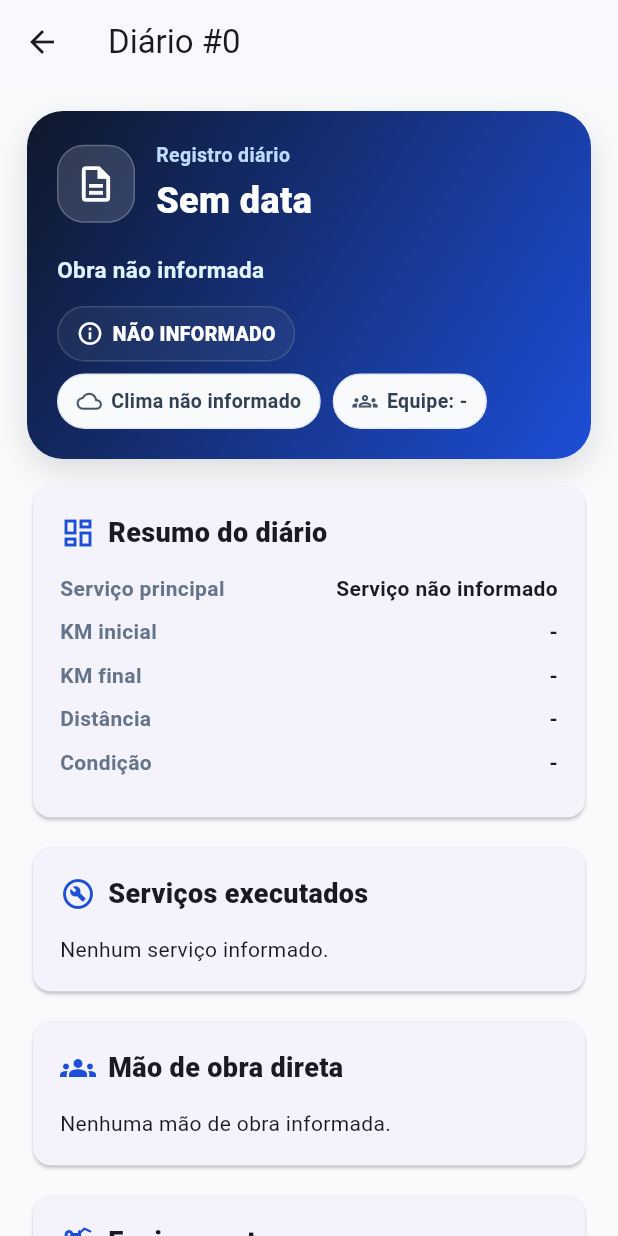
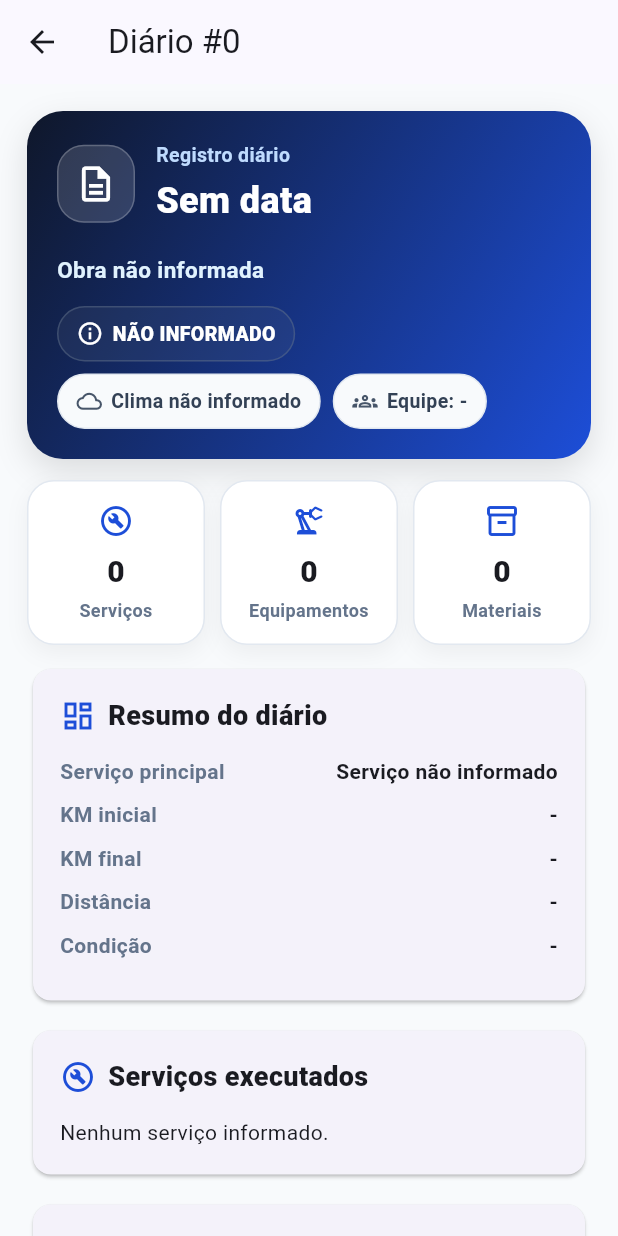
Before and after one commit to nyxdk7/diario_obras_app, a Flutter app: the DiarioDetalhePage screen opened directly with empty values, on a phone screen of 412 x 824 dp. Run offline on Flutter 3.47's test engine with Material 3 defaults, Android fonts, the phone set to English and light mode, and no system bars; our stand-ins replace dio, drift, flutter_secure_storage; accounts and stored records are empty; generated files the repository leaves out were written again.

Commit message:
Melhora secoes internas do detalhe do diario

```diff
--- a/lib/main.dart
+++ b/lib/main.dart
@@ -352,9 +352,7 @@ class _HomePageState extends State<HomePage> {
           if (decoded is Map) {
             diariosLocais.add(Map<String, dynamic>.from(decoded));
           }
-        } catch (_) {
-          // Ignora registros locais antigos que não estejam em JSON válido.
-        }
+        } catch (_) {}
       }
 
       if (diariosLocais.isNotEmpty && mounted) {
@@ -371,9 +369,8 @@ class _HomePageState extends State<HomePage> {
 
       if (resposta == null) {
         setState(() {
-          erro = diarios.isEmpty
-              ? 'Token não encontrado. Faça login novamente.'
-              : null;
+          erro =
+              diarios.isEmpty ? 'Token não encontrado. Faça login novamente.' : null;
           carregando = false;
         });
         return;
@@ -411,9 +408,7 @@ class _HomePageState extends State<HomePage> {
       });
     } catch (_) {
       setState(() {
-        erro = diarios.isEmpty
-            ? 'Erro inesperado ao carregar diários.'
-            : null;
+        erro = diarios.isEmpty ? 'Erro inesperado ao carregar diários.' : null;
         usandoDadosLocais = diarios.isNotEmpty;
         carregando = false;
       });
@@ -443,17 +438,9 @@ class _HomePageState extends State<HomePage> {
   String normalizarStatus(dynamic valor) {
     final status = valor?.toString().trim().toUpperCase() ?? '';
 
-    if (status.contains('APROV')) {
-      return 'APROVADO';
-    }
-
-    if (status.contains('DEVOL')) {
-      return 'DEVOLVIDO';
-    }
-
-    if (status.contains('PEND')) {
-      return 'PENDENTE';
-    }
+    if (status.contains('APROV')) return 'APROVADO';
+    if (status.contains('DEVOL')) return 'DEVOLVIDO';
+    if (status.contains('PEND')) return 'PENDENTE';
 
     return status;
   }
@@ -586,9 +573,7 @@ class _HomePageState extends State<HomePage> {
                       termoBusca.trim().isEmpty && filtroStatus == 'TODOS'
                           ? 'Últimos diários: ${diarios.length}'
                           : 'Resultados encontrados: ${filtrados.length} de ${diarios.length}',
-                      style: const TextStyle(
-                        fontWeight: FontWeight.w700,
-                      ),
+                      style: const TextStyle(fontWeight: FontWeight.w700),
                     ),
                     const SizedBox(height: 10),
                     Container(
@@ -612,9 +597,7 @@ class _HomePageState extends State<HomePage> {
                             usandoDadosLocais
                                 ? 'Modo offline: usando dados salvos no dispositivo'
                                 : 'Online: dados sincronizados com o servidor',
-                            style: const TextStyle(
-                              fontWeight: FontWeight.w800,
-                            ),
+                            style: const TextStyle(fontWeight: FontWeight.w800),
                           ),
                           const SizedBox(height: 4),
                           Text(
@@ -765,9 +748,7 @@ class _HomePageState extends State<HomePage> {
                     ),
                     title: Text(
                       texto(item['data_diario'], padrao: 'Sem data'),
-                      style: const TextStyle(
-                        fontWeight: FontWeight.w800,
-                      ),
+                      style: const TextStyle(fontWeight: FontWeight.w800),
                     ),
                     subtitle: Padding(
                       padding: const EdgeInsets.only(top: 6),
@@ -842,17 +823,9 @@ class DiarioDetalhePage extends StatelessWidget {
   String normalizarStatus(dynamic valor) {
     final status = valor?.toString().trim().toUpperCase() ?? '';
 
-    if (status.contains('APROV')) {
-      return 'APROVADO';
-    }
-
-    if (status.contains('DEVOL')) {
-      return 'DEVOLVIDO';
-    }
-
-    if (status.contains('PEND')) {
-      return 'PENDENTE';
-    }
+    if (status.contains('APROV')) return 'APROVADO';
+    if (status.contains('DEVOL')) return 'DEVOLVIDO';
+    if (status.contains('PEND')) return 'PENDENTE';
 
     return status.isEmpty ? 'NÃO INFORMADO' : status;
   }
@@ -881,6 +854,43 @@ class DiarioDetalhePage extends StatelessWidget {
       default:
         return Icons.info_outline;
     }
+  }
+
+  Widget statusPill(String status) {
+    final color = corStatus(status);
+
+    return Container(
+      padding: const EdgeInsets.symmetric(
+        horizontal: 12,
+        vertical: 8,
+      ),
+      decoration: BoxDecoration(
+        color: color.withOpacity(0.14),
+        borderRadius: BorderRadius.circular(999),
+        border: Border.all(
+          color: color.withOpacity(0.45),
+        ),
+      ),
+      child: Row(
+        mainAxisSize: MainAxisSize.min,
+        children: [
+          Icon(
+            iconeStatus(status),
+            size: 18,
+            color: Colors.white,
+          ),
+          const SizedBox(width: 6),
+          Text(
+            status,
+            style: const TextStyle(
+              color: Colors.white,
+              fontWeight: FontWeight.w800,
+              fontSize: 13,
+            ),
+          ),
+        ],
+      ),
+    );
   }
 
   Widget infoChip({
@@ -921,36 +931,120 @@ class DiarioDetalhePage extends StatelessWidget {
     );
   }
 
-  Widget statusPill(String status) {
-    final color = corStatus(status);
+  Widget contadorCard({
+    required IconData icon,
+    required String titulo,
+    required String valor,
+  }) {
+    return Expanded(
+      child: Container(
+        padding: const EdgeInsets.all(14),
+        decoration: BoxDecoration(
+          color: Colors.white,
+          borderRadius: BorderRadius.circular(18),
+          border: Border.all(
+            color: const Color(0xFFE2E8F0),
+          ),
+          boxShadow: const [
+            BoxShadow(
+              color: Color(0x0D000000),
+              blurRadius: 12,
+              offset: Offset(0, 5),
+            ),
+          ],
+        ),
+        child: Column(
+          children: [
+            Icon(
+              icon,
+              color: const Color(0xFF1D4ED8),
+              size: 24,
+            ),
+            const SizedBox(height: 8),
+            Text(
+              valor,
+              style: const TextStyle(
+                fontSize: 20,
+                fontWeight: FontWeight.w900,
+              ),
+            ),
+            const SizedBox(height: 2),
+            Text(
+              titulo,
+              textAlign: TextAlign.center,
+              style: const TextStyle(
+                fontSize: 12,
+                color: Color(0xFF64748B),
+                fontWeight: FontWeight.w700,
+              ),
+            ),
+          ],
+        ),
+      ),
+    );
+  }
 
+  Widget miniCard({
+    required IconData icon,
+    required String titulo,
+    required List<String> linhas,
+    Color accentColor = const Color(0xFF1D4ED8),
+  }) {
     return Container(
-      padding: const EdgeInsets.symmetric(
-        horizontal: 12,
-        vertical: 8,
-      ),
+      width: double.infinity,
+      margin: const EdgeInsets.only(bottom: 10),
+      padding: const EdgeInsets.all(14),
       decoration: BoxDecoration(
-        color: color.withOpacity(0.14),
-        borderRadius: BorderRadius.circular(999),
+        color: const Color(0xFFF8FAFC),
+        borderRadius: BorderRadius.circular(18),
         border: Border.all(
-          color: color.withOpacity(0.45),
+          color: const Color(0xFFE2E8F0),
         ),
       ),
       child: Row(
-        mainAxisSize: MainAxisSize.min,
+        crossAxisAlignment: CrossAxisAlignment.start,
         children: [
-          Icon(
-            iconeStatus(status),
-            size: 18,
-            color: Colors.white,
+          Container(
+            width: 42,
+            height: 42,
+            decoration: BoxDecoration(
+              color: accentColor.withOpacity(0.12),
+              borderRadius: BorderRadius.circular(14),
             ),
-          const SizedBox(width: 6),
+            child: Icon(
+              icon,
+              color: accentColor,
+              size: 22,
+            ),
+          ),
+          const SizedBox(width: 12),
+          Expanded(
+            child: Column(
+              crossAxisAlignment: CrossAxisAlignment.start,
+              children: [
                 Text(
-            status,
+                  titulo,
                   style: const TextStyle(
-              color: Colors.white,
-              fontWeight: FontWeight.w800,
+                    fontWeight: FontWeight.w900,
+                    fontSize: 15,
+                  ),
+                ),
+                const SizedBox(height: 6),
+                ...linhas
+                    .where((linha) => linha.trim().isNotEmpty)
+                    .map(
+                      (linha) => Padding(
+                        padding: const EdgeInsets.only(top: 3),
+                        child: Text(
+                          linha,
+                          style: const TextStyle(
+                            color: Color(0xFF475569),
                             fontSize: 13,
+                          ),
+                        ),
+                      ),
+                    ),
+              ],
             ),
           ),
         ],
@@ -1063,7 +1157,10 @@ class DiarioDetalhePage extends StatelessWidget {
                     statusPill(status),
                     infoChip(
                       icon: Icons.cloud_outlined,
-                      label: texto(diario['clima'], padrao: 'Clima não informado'),
+                      label: texto(
+                        diario['clima'],
+                        padrao: 'Clima não informado',
+                      ),
                     ),
                     infoChip(
                       icon: Icons.groups_outlined,
@@ -1075,6 +1172,28 @@ class DiarioDetalhePage extends StatelessWidget {
             ),
           ),
           const SizedBox(height: 14),
+          Row(
+            children: [
+              contadorCard(
+                icon: Icons.build_circle_outlined,
+                titulo: 'Serviços',
+                valor: servicos.length.toString(),
+              ),
+              const SizedBox(width: 10),
+              contadorCard(
+                icon: Icons.precision_manufacturing_outlined,
+                titulo: 'Equipamentos',
+                valor: equipamentos.length.toString(),
+              ),
+              const SizedBox(width: 10),
+              contadorCard(
+                icon: Icons.inventory_2_outlined,
+                titulo: 'Materiais',
+                valor: materiais.length.toString(),
+              ),
+            ],
+          ),
+          const SizedBox(height: 12),
           _SecaoCard(
             titulo: 'Resumo do diário',
             icone: Icons.dashboard_outlined,
@@ -1082,7 +1201,10 @@ class DiarioDetalhePage extends StatelessWidget {
               _LinhaInfo('Serviço principal', primeiroServico()),
               _LinhaInfo('KM inicial', texto(diario['km_inicial'])),
               _LinhaInfo('KM final', texto(diario['km_final'])),
-              _LinhaInfo('Distância', texto(diario['distancia_total_formatada'])),
+              _LinhaInfo(
+                'Distância',
+                texto(diario['distancia_total_formatada']),
+              ),
               _LinhaInfo('Condição', texto(diario['condicao_operacao'])),
             ],
           ),
@@ -1096,7 +1218,8 @@ class DiarioDetalhePage extends StatelessWidget {
                   ]
                 : servicos.map((item) {
                     final servico = item is Map ? item : {};
-                    return _MiniCard(
+                    return miniCard(
+                      icon: Icons.construction,
                       titulo: texto(
                         servico['tipo_servico'] ?? servico['tipo'],
                         padrao: 'Serviço',
@@ -1105,7 +1228,7 @@ class DiarioDetalhePage extends StatelessWidget {
                         'KM: ${texto(servico['km_inicial'])} até ${texto(servico['km_final'])}',
                         'Lado: ${texto(servico['lado'])}',
                         'Distância: ${texto(servico['distancia_formatada'])}',
-                        'Obs: ${texto(servico['observacao'] ?? servico['observacoes'])}',
+                        'Observação: ${texto(servico['observacao'] ?? servico['observacoes'])}',
                       ],
                     );
                   }).toList(),
@@ -1120,9 +1243,13 @@ class DiarioDetalhePage extends StatelessWidget {
                   ]
                 : maoObra.map((item) {
                     final mao = item is Map ? item : {};
-                    return _LinhaInfo(
-                      texto(mao['funcao'], padrao: 'Função'),
-                      texto(mao['quantidade']),
+                    return miniCard(
+                      icon: Icons.person_outline,
+                      titulo: texto(mao['funcao'], padrao: 'Função'),
+                      linhas: [
+                        'Quantidade: ${texto(mao['quantidade'])}',
+                      ],
+                      accentColor: const Color(0xFF0F766E),
                     );
                   }).toList(),
           ),
@@ -1136,13 +1263,14 @@ class DiarioDetalhePage extends StatelessWidget {
                   ]
                 : equipamentos.map((item) {
                     final eq = item is Map ? item : {};
-                    return _MiniCard(
+                    return miniCard(
+                      icon: Icons.precision_manufacturing_outlined,
                       titulo: texto(eq['equipamento'], padrao: 'Equipamento'),
                       linhas: [
                         'Código/Placa: ${texto(eq['codigo_placa'])}',
                         'Horímetro/KM: ${texto(eq['horimetro_quilometragem'])}',
-                        'Quantidade: ${texto(eq['quantidade'])}',
                       ],
+                      accentColor: const Color(0xFF7C3AED),
                     );
                   }).toList(),
           ),
@@ -1156,15 +1284,17 @@ class DiarioDetalhePage extends StatelessWidget {
                   ]
                 : materiais.map((item) {
                     final mat = item is Map ? item : {};
-                    return _MiniCard(
+                    return miniCard(
+                      icon: Icons.inventory_2_outlined,
                       titulo: texto(mat['material'], padrao: 'Material'),
                       linhas: [
                         'Quantidade: ${texto(mat['quantidade'])} ${texto(mat['unidade'], padrao: '')}',
                         'Placa: ${texto(mat['placa'])}',
                         'Ticket: ${texto(mat['ticket'])}',
                         'Hora chegada: ${texto(mat['hora_chegada'])}',
-                        'Obs: ${texto(mat['observacao'])}',
+                        'Observação: ${texto(mat['observacao'])}',
                       ],
+                      accentColor: const Color(0xFFEA580C),
                     );
                   }).toList(),
           ),
@@ -1173,12 +1303,27 @@ class DiarioDetalhePage extends StatelessWidget {
             titulo: 'Ocorrências e comentários',
             icone: Icons.notes_outlined,
             children: [
-              Text(
+              Container(
+                width: double.infinity,
+                padding: const EdgeInsets.all(14),
+                decoration: BoxDecoration(
+                  color: const Color(0xFFFFFBEB),
+                  borderRadius: BorderRadius.circular(18),
+                  border: Border.all(
+                    color: const Color(0xFFFDE68A),
+                  ),
+                ),
+                child: Text(
                   texto(
                     diario['comentarios_ocorrencias'] ??
                         diario['ocorrencias'] ??
                         diario['descricao'],
                     padrao: 'Sem ocorrências informadas.',
+                  ),
+                  style: const TextStyle(
+                    color: Color(0xFF713F12),
+                    fontWeight: FontWeight.w600,
+                  ),
                 ),
               ),
             ],
@@ -1188,10 +1333,42 @@ class DiarioDetalhePage extends StatelessWidget {
             titulo: 'Fotos',
             icone: Icons.photo_library_outlined,
             children: [
-              Text('${fotos.length} foto(s) vinculada(s) a este diário.'),
-              const SizedBox(height: 6),
+              Container(
+                width: double.infinity,
+                padding: const EdgeInsets.all(14),
+                decoration: BoxDecoration(
+                  color: const Color(0xFFEEF2FF),
+                  borderRadius: BorderRadius.circular(18),
+                  border: Border.all(
+                    color: const Color(0xFFC7D2FE),
+                  ),
+                ),
+                child: Row(
+                  children: [
+                    const Icon(
+                      Icons.photo_library_outlined,
+                      color: Color(0xFF3730A3),
+                    ),
+                    const SizedBox(width: 12),
+                    Expanded(
+                      child: Text(
+                        '${fotos.length} foto(s) vinculada(s) a este diário.',
+                        style: const TextStyle(
+                          color: Color(0xFF3730A3),
+                          fontWeight: FontWeight.w800,
+                        ),
+                      ),
+                    ),
+                    const Icon(
+                      Icons.chevron_right,
+                      color: Color(0xFF3730A3),
+                    ),
+                  ],
+                ),
+              ),
+              const SizedBox(height: 8),
               const Text(
-                'A visualização/download das fotos será adicionada na próxima etapa.',
+                'A galeria com visualização/download das fotos será adicionada na próxima etapa.',
                 style: TextStyle(color: Color(0xFF64748B)),
               ),
             ],
@@ -1282,52 +1459,3 @@ class _LinhaInfo extends StatelessWidget {
     );
   }
 }
-
-class _MiniCard extends StatelessWidget {
-  final String titulo;
-  final List<String> linhas;
-
-  const _MiniCard({
-    required this.titulo,
-    required this.linhas,
-  });
-
-  @override
-  Widget build(BuildContext context) {
-    return Container(
-      width: double.infinity,
-      margin: const EdgeInsets.only(bottom: 10),
-      padding: const EdgeInsets.all(14),
-      decoration: BoxDecoration(
-        color: const Color(0xFFF8FAFC),
-        borderRadius: BorderRadius.circular(16),
-        border: Border.all(
-          color: const Color(0xFFE2E8F0),
-        ),
-      ),
-      child: Column(
-        crossAxisAlignment: CrossAxisAlignment.start,
-        children: [
-          Text(
-            titulo,
-            style: const TextStyle(
-              fontWeight: FontWeight.w900,
-            ),
-          ),
-          const SizedBox(height: 6),
-          ...linhas.map(
-            (linha) => Padding(
-              padding: const EdgeInsets.only(top: 3),
-              child: Text(
-                linha,
-                style: const TextStyle(
-                  color: Color(0xFF475569),
-                ),
-              ),
-            ),
-          ),
-        ],
-      ),
-    );
-  }
-}
```
Lines whose indentation alone changed are shown as unchanged.
